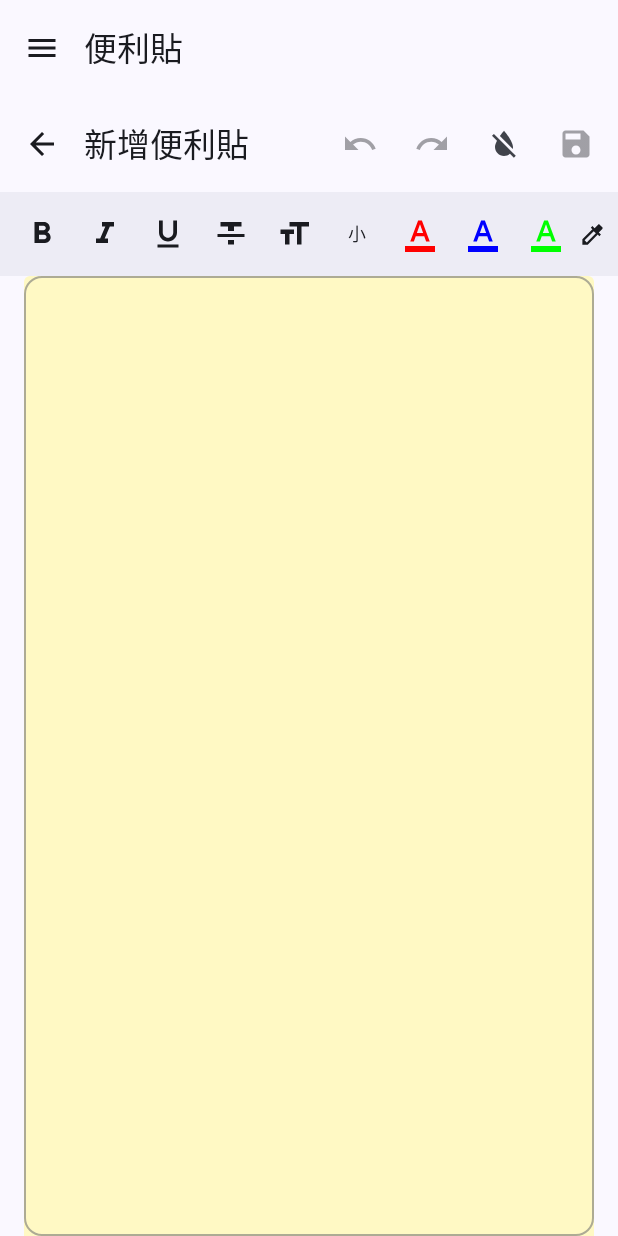
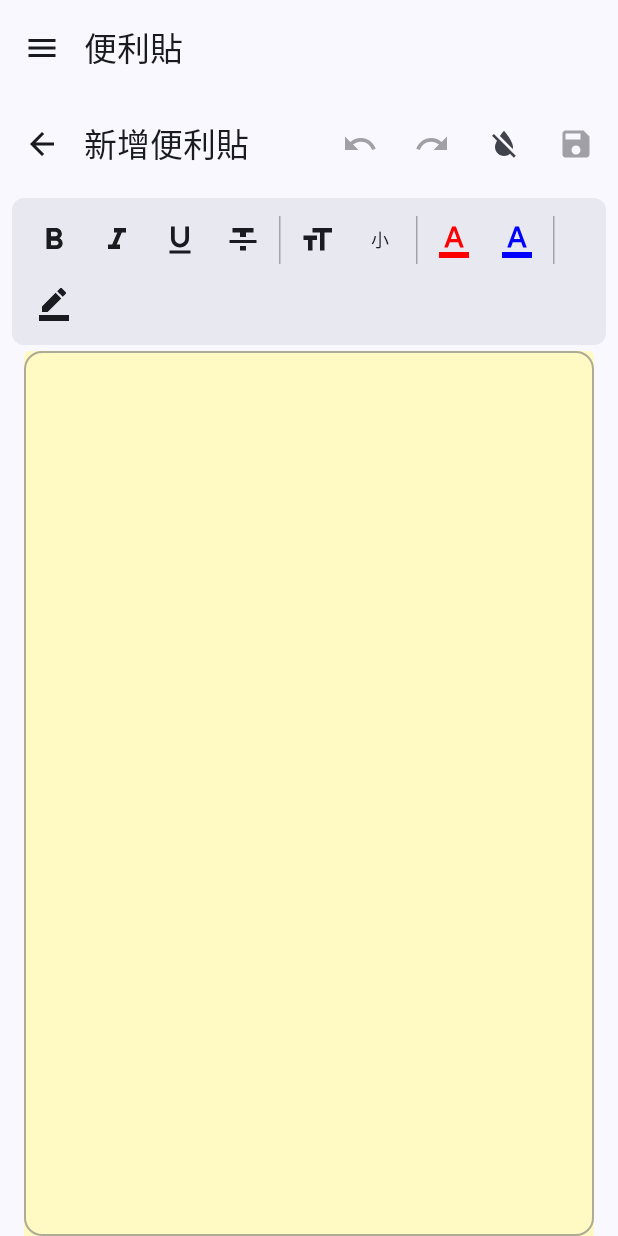
Before and after one commit to ScaratP/project250331, an Android app built with Jetpack Compose: the EnhancedNoteScreen screen opened through its navigation route, on a phone screen of 412 x 824 dp. Run offline under Robolectric (Android 15) with nearby library versions, the phone set to English and light mode, and no system bars; our stand-ins replace Room's generated code.

Commit message:
sp/250429/debug

```diff
--- a/app/src/main/java/com/example/project250311/Schedule/Note/EnhancedNoteScreen.kt
+++ b/app/src/main/java/com/example/project250311/Schedule/Note/EnhancedNoteScreen.kt
@@ -7,6 +7,7 @@ import androidx.compose.foundation.background
 import androidx.compose.foundation.border
 import androidx.compose.foundation.clickable
 import androidx.compose.foundation.layout.*
+import androidx.compose.foundation.layout.FlowRow
 import androidx.compose.material.icons.Icons
 import androidx.compose.material.icons.filled.*
 import androidx.compose.material3.*
@@ -16,6 +17,7 @@ import androidx.compose.ui.Modifier
 import androidx.compose.ui.focus.FocusRequester
 import androidx.compose.ui.focus.focusRequester
 import androidx.compose.ui.graphics.Color
+import androidx.compose.ui.platform.LocalConfiguration
 import androidx.compose.ui.platform.LocalContext
 import androidx.compose.ui.platform.LocalDensity
 import androidx.compose.ui.platform.LocalSoftwareKeyboardController
@@ -45,6 +47,11 @@ import kotlinx.coroutines.withContext
 import kotlinx.coroutines.Dispatchers
 import java.text.SimpleDateFormat
 import java.util.*
+
+// Add this import at the top of the file with the other imports
+import androidx.compose.foundation.layout.ExperimentalLayoutApi
+import androidx.compose.foundation.shape.RoundedCornerShape
+import androidx.compose.ui.unit.Dp
 
 // 筆記編輯器的狀態類
 class NoteEditorState(
@@ -478,7 +485,7 @@ data class HistoryState(
     val annotatedString: AnnotatedString
 )
 
-@OptIn(ExperimentalMaterial3Api::class)
+@OptIn(ExperimentalMaterial3Api::class, ExperimentalLayoutApi::class)
 @Composable
 fun EnhancedNoteScreen(
     onNavigateToNoteList: () -> Unit,
@@ -759,24 +766,35 @@ fun EnhancedNoteScreen(
                 ) {
                     // 格式工具列
                     AnimatedVisibility(visible = showFormatPanel) {
-                        Column(
+                        val configuration = LocalConfiguration.current
+                        val screenWidth = configuration.screenWidthDp.dp
+                        val buttonSize = if (screenWidth < 360.dp) 36.dp else 40.dp
+                        val spacing = if (screenWidth < 360.dp) 1.dp else 2.dp
+
+                        Surface(
                             modifier = Modifier
                                 .fillMaxWidth()
-                                .background(MaterialTheme.colorScheme.surfaceVariant.copy(alpha = 0.5f))
-                                .padding(8.dp),
-                            verticalArrangement = Arrangement.spacedBy(4.dp)
+                                .padding(horizontal = 8.dp, vertical = 4.dp),
+                            tonalElevation = 1.dp,
+                            color = MaterialTheme.colorScheme.surfaceVariant.copy(alpha = 0.7f),
+                            shape = RoundedCornerShape(8.dp)
                         ) {
-                            // 第一行工具列
-                            Row(
-                                horizontalArrangement = Arrangement.spacedBy(2.dp),
-                                modifier = Modifier.fillMaxWidth()
+                            @OptIn(ExperimentalLayoutApi::class)
+                            FlowRow(
+                                modifier = Modifier
+                                    .fillMaxWidth()
+                                    .padding(8.dp),
+                                horizontalArrangement = Arrangement.spacedBy(spacing),
+                                verticalArrangement = Arrangement.spacedBy(spacing),
+                                maxItemsInEachRow = Int.MAX_VALUE
                             ) {
                                 // 粗體按鈕
                                 FormatButton(
                                     icon = Icons.Default.FormatBold,
                                     description = "粗體",
                                     isSelected = editorState.isBold,
-                                    onClick = { editorState.toggleBold() }
+                                    onClick = { editorState.toggleBold() },
+                                    size = buttonSize
                                 )
 
                                 // 斜體按鈕
@@ -784,7 +802,8 @@ fun EnhancedNoteScreen(
                                     icon = Icons.Default.FormatItalic,
                                     description = "斜體",
                                     isSelected = editorState.isItalic,
-                                    onClick = { editorState.toggleItalic() }
+                                    onClick = { editorState.toggleItalic() },
+                                    size = buttonSize
                                 )
 
                                 // 底線按鈕
@@ -792,7 +811,8 @@ fun EnhancedNoteScreen(
                                     icon = Icons.Default.FormatUnderlined,
                                     description = "底線",
                                     isSelected = editorState.isUnderline,
-                                    onClick = { editorState.toggleUnderline() }
+                                    onClick = { editorState.toggleUnderline() },
+                                    size = buttonSize
                                 )
 
                                 // 刪除線按鈕
@@ -800,7 +820,17 @@ fun EnhancedNoteScreen(
                                     icon = Icons.Default.FormatStrikethrough,
                                     description = "刪除線",
                                     isSelected = editorState.isStrikethrough,
-                                    onClick = { editorState.toggleStrikethrough() }
+                                    onClick = { editorState.toggleStrikethrough() },
+                                    size = buttonSize
+                                )
+
+                                // 分隔線
+                                VerticalDivider(
+                                    modifier = Modifier
+                                        .height(buttonSize * 0.8f)
+                                        .padding(horizontal = spacing)
+                                        .align(Alignment.CenterVertically),
+                                    color = MaterialTheme.colorScheme.outline.copy(alpha = 0.5f)
                                 )
 
                                 // 大字體按鈕
@@ -814,7 +844,8 @@ fun EnhancedNoteScreen(
                                         } else {
                                             editorState.setFontSize(24f)
                                         }
-                                    }
+                                    },
+                                    size = buttonSize
                                 )
 
                                 // 小字體按鈕
@@ -837,8 +868,19 @@ fun EnhancedNoteScreen(
                                         } else {
                                             editorState.setFontSize(16f)
                                         }
-                                    }
+                                    },
+                                    size = buttonSize
                                 )
+
+                                // 分隔線
+                                VerticalDivider(
+                                    modifier = Modifier
+                                        .height(buttonSize * 0.8f)
+                                        .padding(horizontal = spacing)
+                                        .align(Alignment.CenterVertically),
+                                    color = MaterialTheme.colorScheme.outline.copy(alpha = 0.5f)
+                                )
+
                                 // 紅色文字按鈕
                                 FormatButton(
                                     content = {
@@ -856,7 +898,8 @@ fun EnhancedNoteScreen(
                                         } else {
                                             editorState.updateTextColor(Color.Red)
                                         }
-                                    }
+                                    },
+                                    size = buttonSize
                                 )
 
                                 // 藍色文字按鈕
@@ -876,35 +919,47 @@ fun EnhancedNoteScreen(
                                         } else {
                                             editorState.updateTextColor(Color.Blue)
                                         }
-                                    }
+                                    },
+                                    size = buttonSize
                                 )
 
                                 // 綠色文字按鈕
-                                FormatButton(
-                                    content = {
-                                        Icon(
-                                            imageVector = Icons.Default.FormatColorText,
-                                            contentDescription = "綠色",
-                                            tint = Color.Green
-                                        )
-                                    },
-                                    description = "綠色文字",
-                                    isSelected = editorState.textColor == Color.Green,
-                                    onClick = {
-                                        if (editorState.textColor == Color.Green) {
-                                            editorState.updateTextColor(Color.Black)
-                                        } else {
-                                            editorState.updateTextColor(Color.Green)
-                                        }
-                                    }
+                                // FormatButton(
+                                //     content = {
+                                //         Icon(
+                                //             imageVector = Icons.Default.FormatColorText,
+                                //             contentDescription = "綠色",
+                                //             tint = Color.Green
+                                //         )
+                                //     },
+                                //     description = "綠色文字",
+                                //     isSelected = editorState.textColor == Color.Green,
+                                //     onClick = {
+                                //         if (editorState.textColor == Color.Green) {
+                                //             editorState.updateTextColor(Color.Black)
+                                //         } else {
+                                //             editorState.updateTextColor(Color.Green)
+                                //         }
+                                //     },
+                                //     size = buttonSize
+                                // )
+
+                                // 分隔線
+                                VerticalDivider(
+                                    modifier = Modifier
+                                        .height(buttonSize * 0.8f)
+                                        .padding(horizontal = spacing)
+                                        .align(Alignment.CenterVertically),
+                                    color = MaterialTheme.colorScheme.outline.copy(alpha = 0.5f)
                                 )
 
                                 // 背景標記按鈕
                                 FormatButton(
-                                    icon = Icons.Default.Colorize,
+                                    icon = Icons.Default.BorderColor,
                                     description = "背景標記",
                                     isSelected = editorState.isHighlighted,
-                                    onClick = { editorState.toggleHighlight() }
+                                    onClick = { editorState.toggleHighlight() },
+                                    size = buttonSize
                                 )
                             }
                         }
@@ -961,11 +1016,12 @@ fun FormatButton(
     content: @Composable (() -> Unit)? = null,
     description: String,
     isSelected: Boolean,
-    onClick: () -> Unit
+    onClick: () -> Unit,
+    size: Dp = 40.dp
 ) {
     Box(
         modifier = Modifier
-            .size(40.dp)
+            .size(size)
             .background(
                 color = if (isSelected) MaterialTheme.colorScheme.primaryContainer
                 else Color.Transparent,
@@ -979,9 +1035,43 @@ fun FormatButton(
                 imageVector = icon,
                 contentDescription = description,
                 tint = if (isSelected) MaterialTheme.colorScheme.primary
-                else MaterialTheme.colorScheme.onSurface
+                else MaterialTheme.colorScheme.onSurface,
+                modifier = Modifier.size(size * 0.6f)
             )
         } else if (content != null) {
+            content()
+        }
+    }
+}
+
+// 格式按鈕組
+@Composable
+fun FormatButtonGroup(
+    title: String,
+    buttonSize: Dp,
+    content: @Composable () -> Unit
+) {
+    Column(
+        modifier = Modifier
+            .padding(horizontal = 4.dp, vertical = 2.dp)
+            .border(
+                width = 1.dp,
+                color = MaterialTheme.colorScheme.outline.copy(alpha = 0.3f),
+                shape = RoundedCornerShape(8.dp)
+            )
+            .padding(4.dp)
+    ) {
+        Text(
+            text = title,
+            style = MaterialTheme.typography.labelSmall,
+            color = MaterialTheme.colorScheme.onSurfaceVariant,
+            modifier = Modifier.padding(bottom = 2.dp)
+        )
+        Row(
+            horizontalArrangement = Arrangement.spacedBy(2.dp),
+            verticalAlignment = Alignment.CenterVertically,
+            modifier = Modifier.padding(2.dp)
+        ) {
             content()
         }
     }
```
